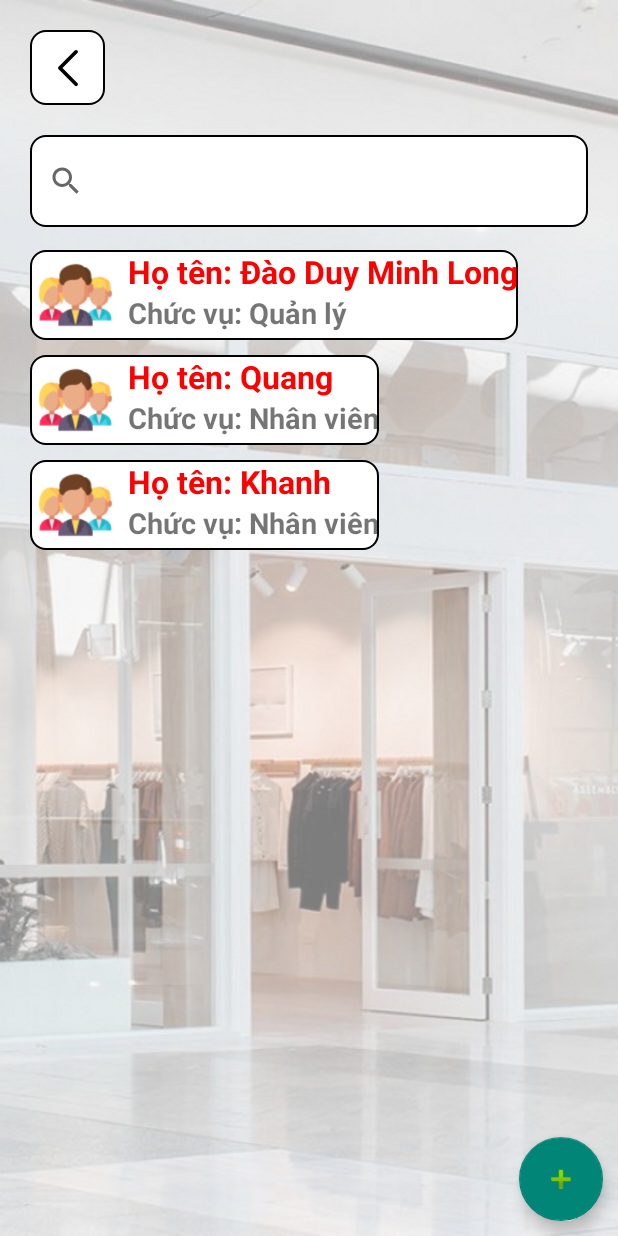
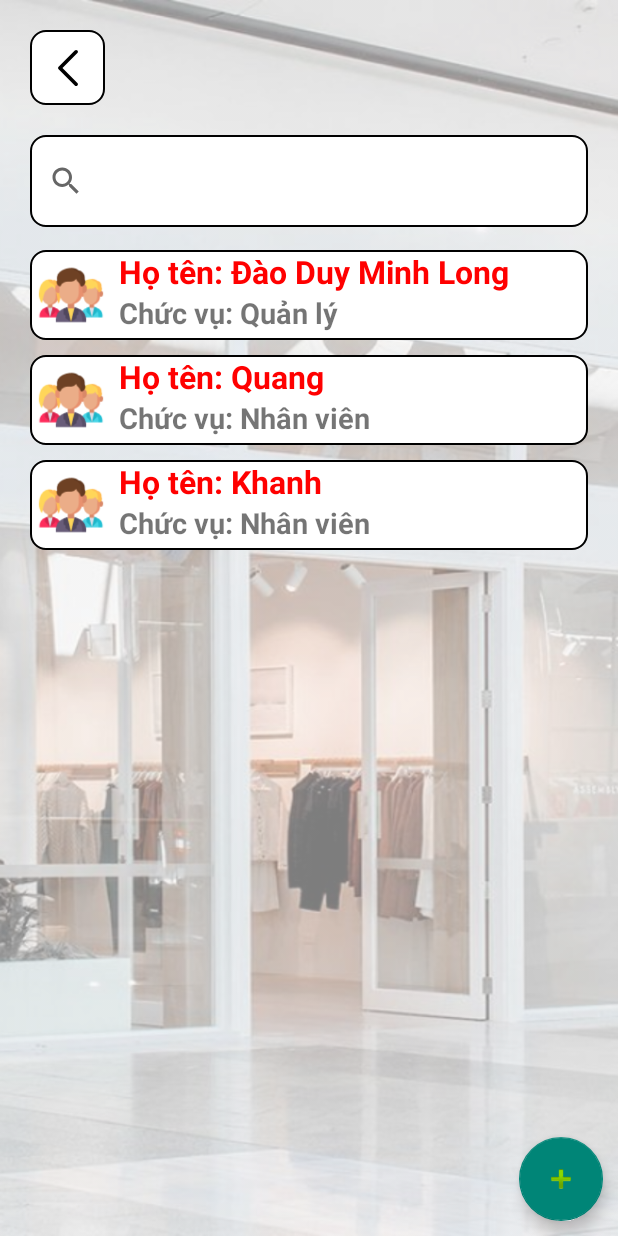
Before and after one commit to lddm4200/knoxManager, an Android app: the QlTaiKhoan screen opened directly, with no data from a screen before it, on a phone screen of 412 x 824 dp. Run offline under Robolectric (Android 15) with nearby library versions, the phone set to English and light mode, and no system bars; libraries missing offline, so code that uses them is left out: pl.droidsonroids.gif; Roboto replaces fonts that are not available here.

Commit message:
28/11/ 10h40

```diff
--- a/app/src/main/java/com/example/knoxmanager/activitymenu/QlTaiKhoan.java
+++ b/app/src/main/java/com/example/knoxmanager/activitymenu/QlTaiKhoan.java
@@ -59,7 +59,8 @@ public class QlTaiKhoan extends AppCompatActivity {
     public void loadData() {
         list.clear();
         list.addAll(ndDAO.getAll());
-        rcvThanhVien.setLayoutManager(new LinearLayoutManager(this));
+        LinearLayoutManager linearLayoutManager = new LinearLayoutManager(this);
+        rcvThanhVien.setLayoutManager(linearLayoutManager);
         adapter = new NguoiDungAdrapter(this, list);
         rcvThanhVien.setAdapter(adapter);
         adapter.notifyDataSetChanged();
--- a/app/src/main/res/layout/activity_ql_tai_khoan.xml
+++ b/app/src/main/res/layout/activity_ql_tai_khoan.xml
@@ -4,10 +4,9 @@
     xmlns:tools="http://schemas.android.com/tools"
     android:layout_width="match_parent"
     android:layout_height="match_parent"
-    tools:context=".activitymenu.QlTaiKhoan"
+    android:background="@drawable/bg"
     android:orientation="vertical"
-    android:background="@drawable/bg"
-    >
+    tools:context=".activitymenu.QlTaiKhoan">
 
     <ImageButton
         android:id="@+id/ibtnBackTk"
@@ -20,13 +19,13 @@
         android:layout_marginBottom="20dp"
         android:background="@drawable/butum"
         android:src="@drawable/back" />
+
     <androidx.recyclerview.widget.RecyclerView
-        android:layout_marginHorizontal="20dp"
         android:id="@+id/Fragment_ThanhVien_RecycelView"
         android:layout_width="match_parent"
         android:layout_height="700dp"
         android:layout_below="@id/Fragment_ThanhVien_SearchView"
-        />
+        android:layout_marginHorizontal="20dp" />
 
     <com.google.android.material.floatingactionbutton.FloatingActionButton
         android:id="@+id/Fragment_ThanhVien_FloatBTN"
@@ -42,21 +41,21 @@
         android:src="@android:drawable/ic_input_add" />
 
     <SearchView
-        android:background="@drawable/butum"
-        android:layout_marginBottom="5dp"
-        android:layout_marginHorizontal="20dp"
         android:id="@+id/Fragment_ThanhVien_SearchView"
         android:layout_width="match_parent"
         android:layout_height="61dp"
+        android:layout_below="@id/ibtnBackTk"
+        android:layout_marginHorizontal="20dp"
+        android:layout_marginBottom="5dp"
+        android:background="@drawable/butum"
         android:queryHint="Tìm kiếm"
         app:layout_constraintBottom_toBottomOf="parent"
         app:layout_constraintEnd_toEndOf="parent"
         app:layout_constraintHorizontal_bias="0.024"
         app:layout_constraintStart_toStartOf="parent"
         app:layout_constraintTop_toTopOf="parent"
-        app:layout_constraintVertical_bias="0.002"
 
-        android:layout_below="@id/ibtnBackTk"/>
+        app:layout_constraintVertical_bias="0.002" />
 
 
 </RelativeLayout>
--- a/app/src/main/res/layout/item_nguoi_dung.xml
+++ b/app/src/main/res/layout/item_nguoi_dung.xml
@@ -1,51 +1,52 @@
 <?xml version="1.0" encoding="utf-8"?>
-<LinearLayout xmlns:android="http://schemas.android.com/apk/res/android"
+<RelativeLayout xmlns:android="http://schemas.android.com/apk/res/android"
     android:layout_width="match_parent"
-    android:layout_height="match_parent">
+    android:layout_height="wrap_content">
 
     <LinearLayout
-        android:layout_marginTop="10dp"
         android:layout_width="match_parent"
         android:layout_height="wrap_content"
+        android:layout_marginTop="10dp"
+        android:background="@drawable/butum"
         android:orientation="horizontal"
-        android:background="@drawable/butum"
-        android:weightSum="10"
         >
-<ImageView
-    android:layout_marginLeft="5dp"
-    android:layout_gravity="center_vertical"
-    android:layout_width="50dp"
-    android:layout_height="60dp"
-    android:layout_weight="1"
 
-    android:src="@drawable/imgtk"
-    />
+        <ImageView
+            android:layout_width="50dp"
+            android:layout_height="60dp"
+            android:layout_gravity="center_vertical"
+            android:layout_marginLeft="5dp"
+            android:layout_weight="1"
+            android:src="@drawable/imgtk" />
+
         <LinearLayout
+            android:layout_width="match_parent"
+            android:layout_height="wrap_content"
             android:layout_marginLeft="10dp"
             android:layout_weight="8"
-            android:layout_width="match_parent"
-            android:layout_height="wrap_content"
             android:orientation="vertical">
+
             <TextView
                 android:id="@+id/qpNguoiDung"
-                android:layout_width="wrap_content"
+                android:layout_width="match_parent"
                 android:layout_height="wrap_content"
                 android:text="Ten : "
+                android:textColor="#FF0000"
                 android:textSize="21sp"
-                android:textColor="#FF0000"
                 android:textStyle="bold"
 
-                /><TextView
+                />
+
+            <TextView
                 android:id="@+id/hoTenTkNguoiDung"
-                android:layout_width="wrap_content"
+                android:layout_width="match_parent"
                 android:layout_height="wrap_content"
                 android:text="chuc vu: "
                 android:textSize="19sp"
-            android:textStyle="bold"
-
+                android:textStyle="bold"
                 />
         </LinearLayout>
 
     </LinearLayout>
 
-</LinearLayout>
+</RelativeLayout>
```
